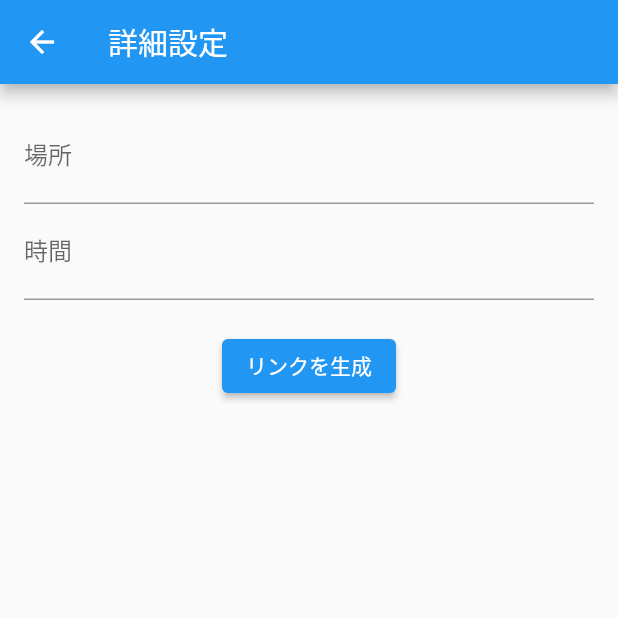
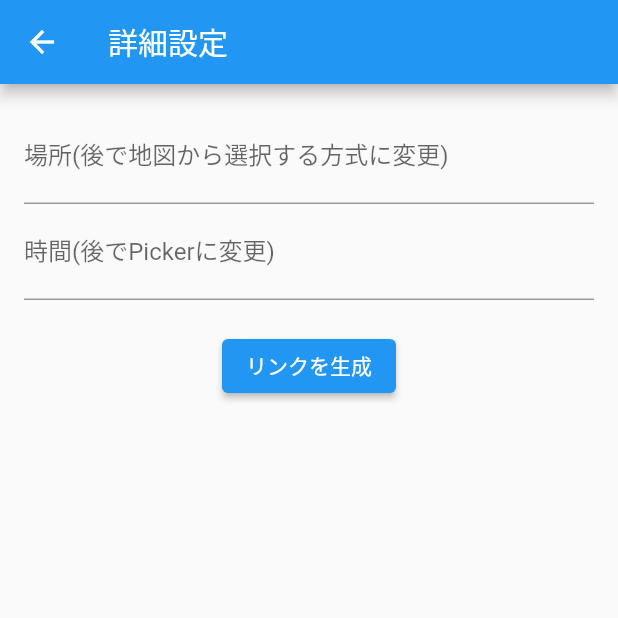
Before and after one commit to Al-Mikan/mesh-frontend, a Flutter app: the screen it shows after launch, after a tap on "リンクを生成", on a phone screen of 412 x 824 dp, the top half of it. Run offline on Flutter 3.47's test engine with Material 3 defaults, Android fonts, the phone set to English and light mode, and no system bars; our stand-ins replace shared_preferences.

Commit message:
注釈を追加

```diff
--- a/lib/map_share_page.dart
+++ b/lib/map_share_page.dart
@@ -29,7 +29,7 @@ class MapSharePage extends StatelessWidget {
         child: Column(
           mainAxisAlignment: MainAxisAlignment.center,
           children: <Widget>[
-            Text('GroupID: $groupId'),
+            Text('GroupID: $groupId はSharedPreferenceに保存されました'),
             const SizedBox(height: 20),
             const Text('画面全体に地図表示'),
             ElevatedButton(
--- a/lib/set_details_page.dart
+++ b/lib/set_details_page.dart
@@ -44,8 +44,8 @@ class _SetDetailsPageState extends State<SetDetailsPage> {
               TextFormField(
                 controller: _locationController,
                 decoration: const InputDecoration(
-                  labelText: '場所',
-                  hintText: '待ち合わせ場所を入力',
+                  labelText: '場所(後で地図から選択する方式に変更)',
+                  hintText: '場所を入力',
                 ),
                 validator: (value) {
                   if (value == null || value.isEmpty) {
@@ -57,7 +57,7 @@ class _SetDetailsPageState extends State<SetDetailsPage> {
               TextFormField(
                 controller: _timeController,
                 decoration: const InputDecoration(
-                  labelText: '時間',
+                  labelText: '時間(後でPickerに変更)',
                   hintText: '待ち合わせ時間を入力',
                 ),
                 validator: (value) {
```
